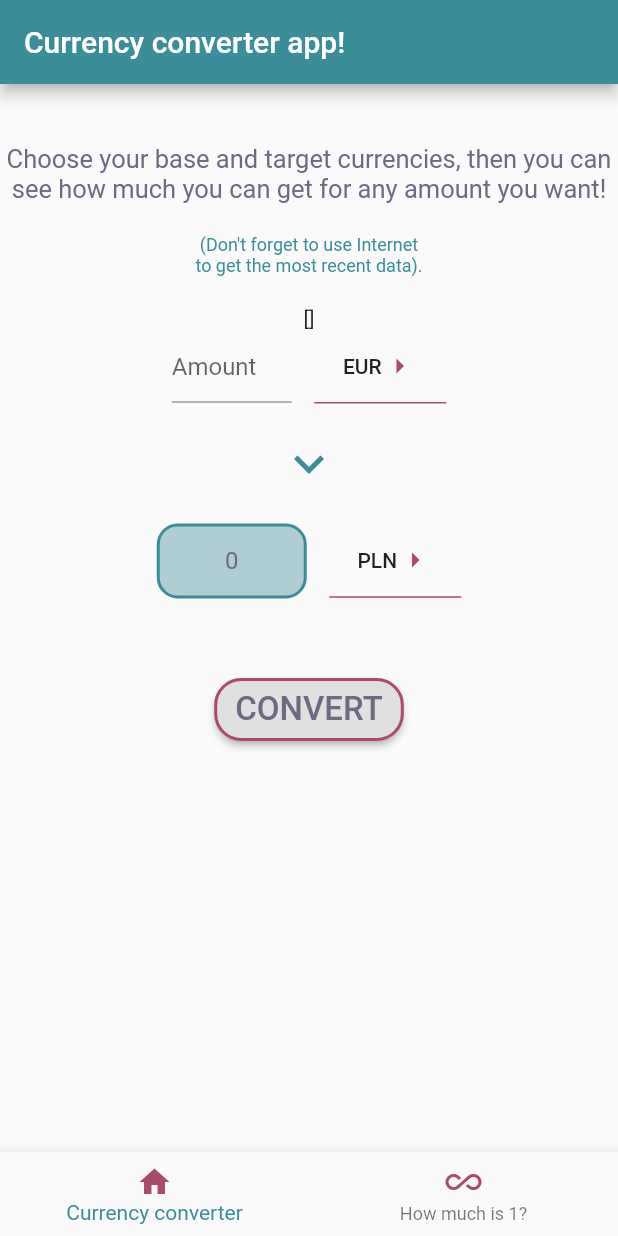
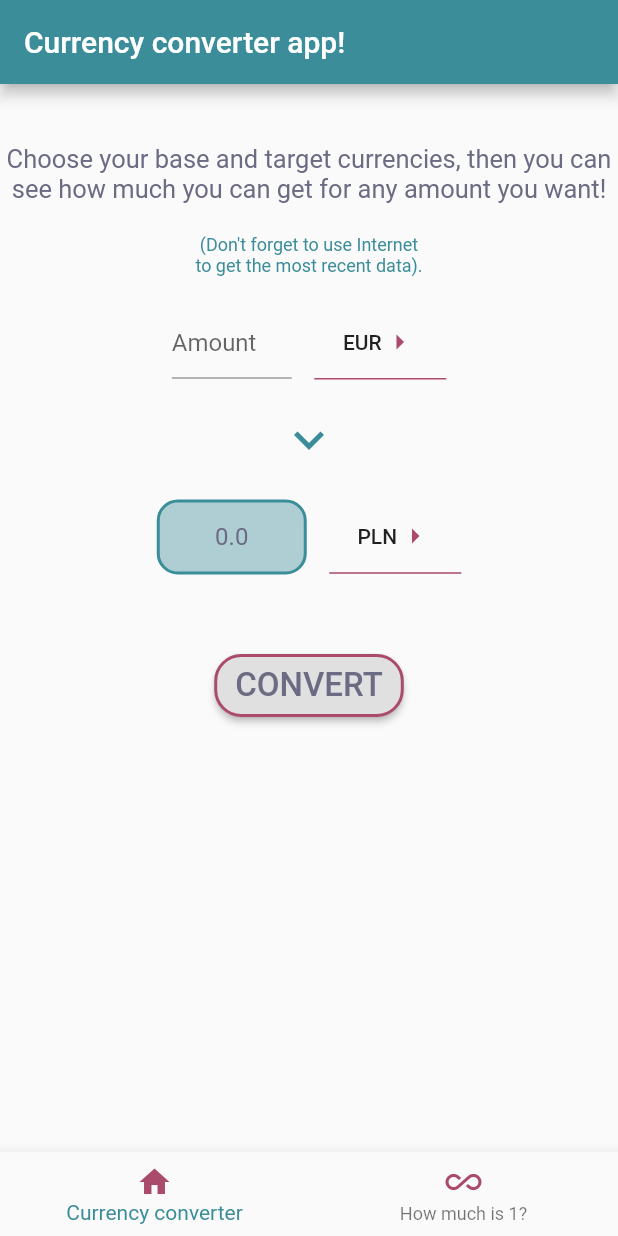
Before and after one commit to klaud-skora/currency_converter, a Flutter app: the screen it shows after launch, after a tap on "CONVERT", on a phone screen of 412 x 824 dp. Run offline on Flutter 3.47's test engine with Material 2 defaults, Android fonts, the phone set to English and light mode, and no system bars; our stand-ins replace bloc, equatable, flutter_bloc; network calls fail.

Commit message:
Create text_field_bloc and add parser for the input amount of base currency, add listReset method for CurrencyRepository, use streams

```diff
--- a/lib/bloc/nav_bar_bloc.dart
+++ b/lib/bloc/nav_bar_bloc.dart
@@ -1,6 +1,5 @@
 import 'dart:async';
 import 'package:bloc/bloc.dart';
-// import 'package:currencyconverter/models/currency.dart';
 import 'package:currencyconverter/ui/first_page.dart';
 import 'package:flutter_bloc/flutter_bloc.dart';
 import 'package:meta/meta.dart';
@@ -25,7 +24,7 @@ class PageTapped extends BottomNavigationEvent {
 
   PageTapped({@required this.index}) : super([index]);
 
- @override
+  @override
   List<Object> get props => [];
 
   @override
@@ -34,8 +33,11 @@ class PageTapped extends BottomNavigationEvent {
 
 class GetData extends BottomNavigationEvent {
 
- @override
-  List<Object> get props => [];
+  final double amount;
+  GetData({this.amount});
+
+  @override
+  List<Object> get props => [amount];
 }
 
 class ChangeCurrency extends BottomNavigationEvent {
@@ -93,13 +95,14 @@ class SecondPageLoaded extends BottomNavigationState {
 }
 
 class BottomNavigationBloc extends Bloc<BottomNavigationEvent, BottomNavigationState> {
+
   Calculator calc = Calculator();
   final CurrencyRepository currencyRepository;
   int currentIndex = 0;
   String _base = 'EUR';
   String _target = 'PLN';
-  double _result = 4.4;
-  String _status = 'connected';
+  double _result = 0;
+  String _status = 'connected'; // noData / oldData / newData
 
   String get base => _base;
   String get target => _target;
@@ -124,37 +127,40 @@ class BottomNavigationBloc extends Bloc<BottomNavigationEvent, BottomNavigationS
       yield PageLoading();
 
       if (this.currentIndex == 0) {
-        yield FirstPageLoaded(base: base, target: target, result: result, status: status); // status: none
+        yield FirstPageLoaded(base: base, target: target, result: result, status: status);
       }
       if (this.currentIndex == 1) {
-        yield SecondPageLoaded(); // status: none
+        yield SecondPageLoaded();
       }
     }
-    if ( event is GetData ) {
-      List fetchedData = await _getCurrencyData(this.base);
-      List dataToDisplay = fetchedData == null ? currencyRepository.data : fetchedData;
-      print(dataToDisplay);
-      if (this.currentIndex == 0 ) yield FirstPageLoaded(base: base, target: target, result: 44.4, status: status); // result + status
-      if( this.currentIndex == 1  ) yield SecondPageLoaded(); // data + status
-    }
-     if ( event is ChangeCurrency ) {
+    if ( event is ChangeCurrency ) {
       if (this.currentIndex == 0 ) {
 
         event.option == CurrencyOption.base ? _base = event.currency : _target = event.currency;
-        yield FirstPageLoaded(base: base, target: target, result: 44.4, status: status);
+        yield FirstPageLoaded(base: base, target: target, result: result, status: status);
       }
-
 
       if( this.currentIndex == 1  ) yield SecondPageLoaded(); // data + status
     }
+    if ( event is GetData ) {
+
+      List fetchedData = await _getCurrencyData(base);
+      List dataToDisplay = fetchedData == null ? currencyRepository.data : fetchedData;
+
+      var targetCurrency = dataToDisplay.firstWhere((rate) => rate['currency'] == target );
+      _result = calc.currencyValue(event.amount, targetCurrency['value']);
+      if (this.currentIndex == 0 ) yield FirstPageLoaded(base: base, target: target, result: result, status: status); // result + status
+      if( this.currentIndex == 1  ) yield SecondPageLoaded(); // data + status
+    }
+
   }
 
   Future<List> _getCurrencyData(base) async {
+
     List data;
+    await currencyRepository.fetchData(base);
+    data = currencyRepository.data;
+    return data;
 
-      await currencyRepository.fetchData(base);
-      data = currencyRepository.data;
-
-    return data;
   }
 }
--- /dev/null
+++ b/lib/bloc/text_field_bloc.dart
@@ -0,0 +1,17 @@
+import 'dart:async';
+
+class TextBloc {
+  var _textController = StreamController<String>();
+  Stream<String> get textStream => _textController.stream;
+
+
+  dispose() {
+    _textController.close();
+  }
+
+  updateText(String text) {
+    (text == null || text == "")
+      ? _textController.sink.addError("Invalid value entered!")
+      : _textController.sink.add(text);
+  }
+}
--- a/lib/logic/calculator.dart
+++ b/lib/logic/calculator.dart
@@ -1,6 +1,8 @@
 class Calculator {
-  int multiplier;
-  double convertValue;
+  double multiplier;
+  double value;
 
-  double currencyValue(int multiplier, double convertValue) => multiplier * convertValue;
+  Calculator({ multiplier, value });
+
+  double currencyValue(double multiplier, double value) => multiplier * value;
 }
--- /dev/null
+++ b/lib/logic/parser.dart
@@ -0,0 +1,5 @@
+double parser(String value) {
+
+  var result = double.tryParse(value);
+  return result;
+}
--- a/lib/repositories/currency_repository.dart
+++ b/lib/repositories/currency_repository.dart
@@ -2,7 +2,7 @@ import 'package:http/http.dart' as http;
 import 'dart:convert';
 
 class CurrencyRepository {
-  String _base = 'PLN';
+
   List _data = [];
 
   Future<void> fetchData(base) async {
@@ -13,16 +13,16 @@ class CurrencyRepository {
     );
     // print(response.body);
     var convertDataToJson = json.decode(response.body);
-    print(convertDataToJson['base']);
+
     if ( convertDataToJson != null ) {
-      if ( convertDataToJson['base'] != 'EUR' ) _base = convertDataToJson['base'];
+      listReset();
       convertDataToJson['rates'].forEach((final String key, final value) {
         _data.add({ 'currency': key, 'value': value });
       });
     }
-
   }
 
-  String get base => _base;
   List get data => _data;
+
+  void listReset() => _data = [];
 }
--- a/lib/ui/first_page.dart
+++ b/lib/ui/first_page.dart
@@ -2,7 +2,9 @@ import 'package:flutter/material.dart';
 import 'package:flutter_bloc/flutter_bloc.dart';
 
 import './currency_picker.dart';
+import '../logic/parser.dart';
 import '../bloc/nav_bar_bloc.dart';
+import '../bloc/text_field_bloc.dart';
 
 enum CurrencyOption { base, target }
 
@@ -12,7 +14,7 @@ class FirstPage extends StatelessWidget {
 
   FirstPage(this.base, this.target);
 
-  final fromTextController = TextEditingController();
+  final TextBloc _textBloc = TextBloc();
 
   changeCurrency(BuildContext context, String marked, CurrencyOption currencyOption) async {
 
@@ -20,7 +22,7 @@ class FirstPage extends StatelessWidget {
       context,
       MaterialPageRoute(builder: (context) => CurrencyPicker(option: currencyOption, marked: marked)),
     );
-    print('strumien');
+
     BlocProvider.of<BottomNavigationBloc>(context).add(ChangeCurrency(option: currencyOption, currency: pickedCurrency));
   }
   @override
@@ -29,6 +31,7 @@ class FirstPage extends StatelessWidget {
     String target = BlocProvider.of<BottomNavigationBloc>(context).target;
     Color textColor = Color(0xff6b6b83);
     Color themeColor = Color(0xff3b8d99);
+    double amount = 0;
     return Scaffold(
       body: SingleChildScrollView(
         child: Container(
@@ -47,9 +50,6 @@ class FirstPage extends StatelessWidget {
                   textAlign: TextAlign.center,
                 ),
                 SizedBox(height: 20.0),
-                Container(
-                  child: Text( '${BlocProvider.of<BottomNavigationBloc>(context).currencyRepository.data}' )
-                ),
                 Row(
                   mainAxisAlignment: MainAxisAlignment.center,
                   children: <Widget>[
@@ -57,7 +57,18 @@ class FirstPage extends StatelessWidget {
                       child: Flexible(
                         child: SizedBox(
                           width: 80.0,
-                          child: TextField(decoration: InputDecoration(hintText: 'Amount')),
+                          child: StreamBuilder(
+                            stream: _textBloc.textStream,
+                            builder: (context, AsyncSnapshot<String> textSnap) {
+                              return TextField(
+                                onChanged: (String text) {
+                                  _textBloc.updateText(text);
+                                  amount = parser(text);
+                                },
+                                decoration: InputDecoration(hintText: 'Amount'),
+                              );
+                            },
+                          ),
                         ),
                       ),
                     ),
@@ -91,7 +102,7 @@ class FirstPage extends StatelessWidget {
                         border: Border.all(color: themeColor, width: 2.0),
                         borderRadius: BorderRadius.circular(14.0),
                       ),
-                      child: Text('0',
+                      child: Text( '${BlocProvider.of<BottomNavigationBloc>(context).result}',
                         style: TextStyle(
                           color: textColor,
                           fontSize: 16,
@@ -120,7 +131,7 @@ class FirstPage extends StatelessWidget {
                     borderRadius: BorderRadius.circular(18.0),
                     side: BorderSide(width: 2.0, color: Color(0xffaa4b6b)),
                   ),
-                  onPressed: () => BlocProvider.of<BottomNavigationBloc>(context).add(GetData()),
+                  onPressed: () => BlocProvider.of<BottomNavigationBloc>(context).add(GetData(amount: amount)),
                   child: Text('CONVERT', style: TextStyle( color: textColor, fontSize: 22.0)),
                 ),
               ],
```
